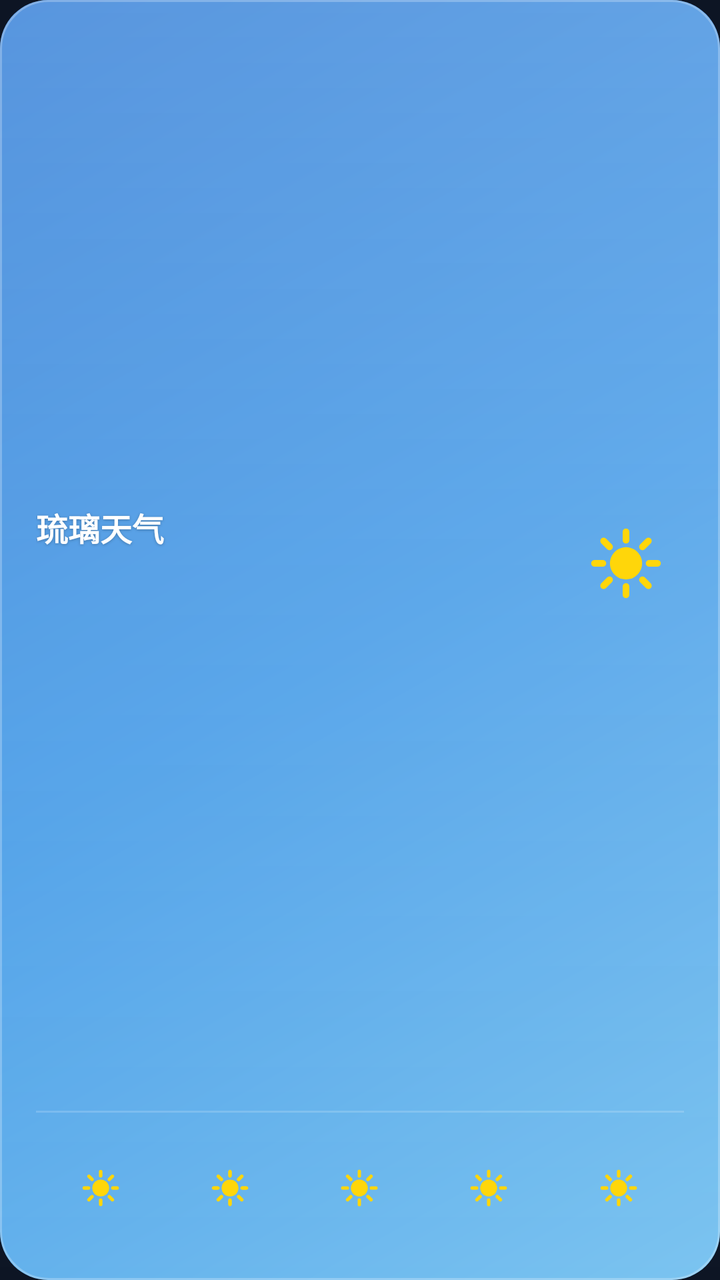
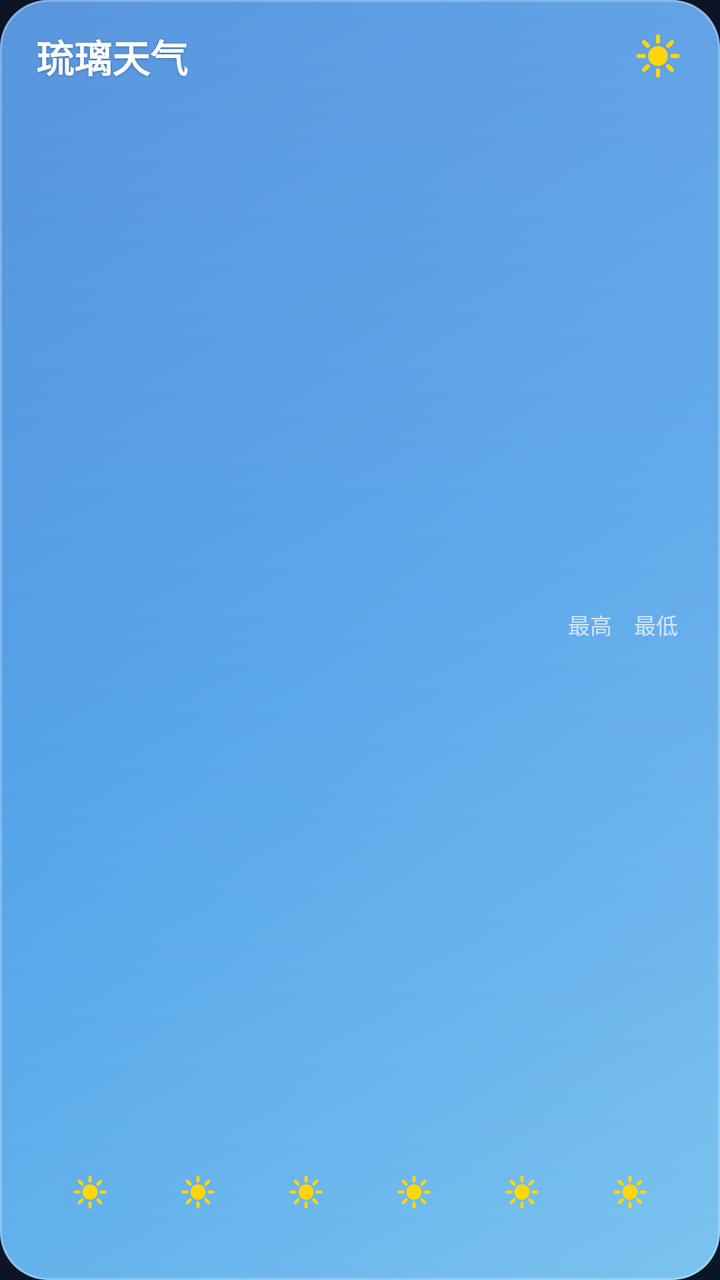

Two renders of the same Android screen: before a commit and after it. Below are the layout's source before the change and the commit's diff.
<!-- AndroidManifest.xml: application theme Theme.LiquidWeather -->
<!-- res/layout/widget_weather_wide.xml -->
<?xml version="1.0" encoding="utf-8"?>
<FrameLayout xmlns:android="http://schemas.android.com/apk/res/android"
    android:id="@+id/widget_root"
    android:layout_width="match_parent"
    android:layout_height="match_parent"
    android:background="@drawable/widget_bg_sunny"
    android:paddingStart="18dp"
    android:paddingTop="14dp"
    android:paddingEnd="18dp"
    android:paddingBottom="12dp">

    <LinearLayout
        android:layout_width="match_parent"
        android:layout_height="match_parent"
        android:orientation="vertical">

        
        <LinearLayout
            android:layout_width="match_parent"
            android:layout_height="0dp"
            android:layout_weight="1"
            android:orientation="horizontal">

            <LinearLayout
                android:layout_width="0dp"
                android:layout_height="match_parent"
                android:layout_weight="1"
                android:gravity="center_vertical"
                android:orientation="vertical">

                <TextView
                    android:id="@+id/widget_city"
                    android:layout_width="match_parent"
                    android:layout_height="wrap_content"
                    android:ellipsize="end"
                    android:maxLines="1"
                    android:shadowColor="#40000000"
                    android:shadowDx="0"
                    android:shadowDy="1"
                    android:shadowRadius="3"
                    android:text="@string/app_name"
                    android:textColor="#FFFFFFFF"
                    android:textSize="16sp"
                    android:textStyle="bold" />

                <TextView
                    android:id="@+id/widget_condition"
                    android:layout_width="match_parent"
                    android:layout_height="wrap_content"
                    android:layout_marginTop="1dp"
                    android:alpha="0.88"
                    android:ellipsize="end"
                    android:maxLines="1"
                    android:textColor="#FFFFFFFF"
                    android:textSize="13sp" />

                <TextView
                    android:id="@+id/widget_range"
                    android:layout_width="match_parent"
                    android:layout_height="wrap_content"
                    android:layout_marginTop="1dp"
                    android:alpha="0.7"
                    android:ellipsize="end"
                    android:maxLines="1"
                    android:textColor="#FFFFFFFF"
                    android:textSize="12sp" />
            </LinearLayout>

            <LinearLayout
                android:layout_width="wrap_content"
                android:layout_height="match_parent"
                android:gravity="center_vertical|end"
                android:orientation="horizontal">

                <ImageView
                    android:id="@+id/widget_icon"
                    android:layout_width="42dp"
                    android:layout_height="42dp"
                    android:layout_marginEnd="8dp"
                    android:contentDescription="@null"
                    android:src="@drawable/ic_w_sunny" />

                <TextView
                    android:id="@+id/widget_temp"
                    android:layout_width="wrap_content"
                    android:layout_height="wrap_content"
                    android:fontFamily="sans-serif-light"
                    android:shadowColor="#40000000"
                    android:shadowDx="0"
                    android:shadowDy="1"
                    android:shadowRadius="4"
                    android:textColor="#FFFFFFFF"
                    android:textSize="46sp" />
            </LinearLayout>
        </LinearLayout>

        
        <ImageView
            android:layout_width="match_parent"
            android:layout_height="1dp"
            android:layout_marginTop="6dp"
            android:layout_marginBottom="8dp"
            android:background="#2BFFFFFF"
            android:contentDescription="@null" />

        
        <LinearLayout
            android:layout_width="match_parent"
            android:layout_height="wrap_content"
            android:orientation="horizontal">

            <LinearLayout
                android:id="@+id/hour_1"
                android:layout_width="0dp"
                android:layout_height="wrap_content"
                android:layout_weight="1"
                android:gravity="center_horizontal"
                android:orientation="vertical">

                <TextView
                    android:id="@+id/hour_1_time"
                    android:layout_width="wrap_content"
                    android:layout_height="wrap_content"
                    android:alpha="0.75"
                    android:textColor="#FFFFFFFF"
                    android:textSize="11sp" />

                <ImageView
                    android:id="@+id/hour_1_icon"
                    android:layout_width="22dp"
                    android:layout_height="22dp"
                    android:layout_marginTop="4dp"
                    android:contentDescription="@null"
                    android:src="@drawable/ic_w_sunny" />

                <TextView
                    android:id="@+id/hour_1_temp"
                    android:layout_width="wrap_content"
                    android:layout_height="wrap_content"
                    android:layout_marginTop="4dp"
                    android:textColor="#FFFFFFFF"
                    android:textSize="14sp"
                    android:textStyle="bold" />
            </LinearLayout>

            <LinearLayout
                android:id="@+id/hour_2"
                android:layout_width="0dp"
                android:layout_height="wrap_content"
                android:layout_weight="1"
                android:gravity="center_horizontal"
                android:orientation="vertical">

                <TextView
                    android:id="@+id/hour_2_time"
                    android:layout_width="wrap_content"
                    android:layout_height="wrap_content"
                    android:alpha="0.75"
                    android:textColor="#FFFFFFFF"
                    android:textSize="11sp" />

                <ImageView
                    android:id="@+id/hour_2_icon"
                    android:layout_width="22dp"
                    android:layout_height="22dp"
                    android:layout_marginTop="4dp"
                    android:contentDescription="@null"
                    android:src="@drawable/ic_w_sunny" />

                <TextView
                    android:id="@+id/hour_2_temp"
                    android:layout_width="wrap_content"
                    android:layout_height="wrap_content"
                    android:layout_marginTop="4dp"
                    android:textColor="#FFFFFFFF"
                    android:textSize="14sp"
                    android:textStyle="bold" />
            </LinearLayout>

            <LinearLayout
                android:id="@+id/hour_3"
                android:layout_width="0dp"
                android:layout_height="wrap_content"
                android:layout_weight="1"
                android:gravity="center_horizontal"
                android:orientation="vertical">

                <TextView
                    android:id="@+id/hour_3_time"
                    android:layout_width="wrap_content"
                    android:layout_height="wrap_content"
                    android:alpha="0.75"
                    android:textColor="#FFFFFFFF"
                    android:textSize="11sp" />

                <ImageView
                    android:id="@+id/hour_3_icon"
                    android:layout_width="22dp"
                    android:layout_height="22dp"
                    android:layout_marginTop="4dp"
                    android:contentDescription="@null"
                    android:src="@drawable/ic_w_sunny" />

                <TextView
                    android:id="@+id/hour_3_temp"
                    android:layout_width="wrap_content"
                    android:layout_height="wrap_content"
                    android:layout_marginTop="4dp"
                    android:textColor="#FFFFFFFF"
                    android:textSize="14sp"
                    android:textStyle="bold" />
            </LinearLayout>

            <LinearLayout
                android:id="@+id/hour_4"
                android:layout_width="0dp"
                android:layout_height="wrap_content"
                android:layout_weight="1"
                android:gravity="center_horizontal"
                android:orientation="vertical">

                <TextView
                    android:id="@+id/hour_4_time"
                    android:layout_width="wrap_content"
                    android:layout_height="wrap_content"
                    android:alpha="0.75"
                    android:textColor="#FFFFFFFF"
                    android:textSize="11sp" />

                <ImageView
                    android:id="@+id/hour_4_icon"
                    android:layout_width="22dp"
                    android:layout_height="22dp"
                    android:layout_marginTop="4dp"
                    android:contentDescription="@null"
                    android:src="@drawable/ic_w_sunny" />

                <TextView
                    android:id="@+id/hour_4_temp"
                    android:layout_width="wrap_content"
                    android:layout_height="wrap_content"
                    android:layout_marginTop="4dp"
                    android:textColor="#FFFFFFFF"
                    android:textSize="14sp"
                    android:textStyle="bold" />
            </LinearLayout>

            <LinearLayout
                android:id="@+id/hour_5"
                android:layout_width="0dp"
                android:layout_height="wrap_content"
                android:layout_weight="1"
                android:gravity="center_horizontal"
                android:orientation="vertical">

                <TextView
                    android:id="@+id/hour_5_time"
                    android:layout_width="wrap_content"
                    android:layout_height="wrap_content"
                    android:alpha="0.75"
                    android:textColor="#FFFFFFFF"
                    android:textSize="11sp" />

                <ImageView
                    android:id="@+id/hour_5_icon"
                    android:layout_width="22dp"
                    android:layout_height="22dp"
                    android:layout_marginTop="4dp"
                    android:contentDescription="@null"
                    android:src="@drawable/ic_w_sunny" />

                <TextView
                    android:id="@+id/hour_5_temp"
                    android:layout_width="wrap_content"
                    android:layout_height="wrap_content"
                    android:layout_marginTop="4dp"
                    android:textColor="#FFFFFFFF"
                    android:textSize="14sp"
                    android:textStyle="bold" />
            </LinearLayout>
        </LinearLayout>
    </LinearLayout>
</FrameLayout>
<!-- resources referenced by this layout -->
<resources>
  <!-- drawable ic_w_sunny (drawable) -->
  <?xml version="1.0" encoding="utf-8"?>
  <vector xmlns:android="http://schemas.android.com/apk/res/android"
      android:width="24dp"
      android:height="24dp"
      android:viewportWidth="24"
      android:viewportHeight="24">
      
      <path
          android:fillColor="#FFD60A"
          android:pathData="M12,7.4a4.6,4.6 0 1,0 0.01,0z" />
      <path
          android:strokeColor="#FFD60A"
          android:strokeWidth="1.9"
          android:strokeLineCap="round"
          android:pathData="M12,5.4V3M12,18.6V21M5.4,12H3M18.6,12H21M16.7,7.3L18.4,5.6M5.6,5.6L7.3,7.3M16.7,16.7L18.4,18.4M5.6,18.4L7.3,16.7" />
  </vector>
  <!-- drawable widget_bg_sunny (drawable) -->
  <?xml version="1.0" encoding="utf-8"?>
  <layer-list xmlns:android="http://schemas.android.com/apk/res/android">
      <item>
          <shape>
              <corners android:radius="24dp" />
              <gradient
                  android:angle="315"
                  android:startColor="#FF2E7BD6"
                  android:centerColor="#FF4A9EE8"
                  android:endColor="#FF7BC4F0" />
          </shape>
      </item>
      
      <item android:gravity="top">
          <shape>
              <corners
                  android:topLeftRadius="24dp"
                  android:topRightRadius="24dp" />
              <gradient
                  android:angle="270"
                  android:startColor="#33FFFFFF"
                  android:endColor="#00FFFFFF" />
          </shape>
      </item>
      <item>
          <shape>
              <corners android:radius="24dp" />
              <stroke
                  android:width="1dp"
                  android:color="#40FFFFFF" />
          </shape>
      </item>
  </layer-list>
  <string name="app_name">琉璃天气</string>
  <style name="Theme.LiquidWeather" parent="Theme.Material3.DayNight.NoActionBar">
          <item name="android:statusBarColor">@android:color/transparent</item>
          <item name="android:navigationBarColor">@android:color/transparent</item>
          <item name="android:windowLightStatusBar">false</item>
          <item name="android:windowBackground">@color/window_bg</item>
      </style>
  <color name="window_bg">#0D1524</color>
</resources>

<!-- the commit's change to res/layout/widget_weather_wide.xml (unified diff, before → after) -->
@@ -7,106 +7,140 @@
     android:paddingStart="18dp"
     android:paddingTop="14dp"
     android:paddingEnd="18dp"
-    android:paddingBottom="12dp">
+    android:paddingBottom="10dp">
 
     <LinearLayout
         android:layout_width="match_parent"
         android:layout_height="match_parent"
         android:orientation="vertical">
+
+        
+        <LinearLayout
+            android:layout_width="match_parent"
+            android:layout_height="wrap_content"
+            android:gravity="center_vertical"
+            android:orientation="horizontal">
+
+            <TextView
+                android:id="@+id/widget_city"
+                android:layout_width="wrap_content"
+                android:layout_height="wrap_content"
+                android:ellipsize="end"
+                android:maxLines="1"
+                android:shadowColor="#40000000"
+                android:shadowDx="0"
+                android:shadowDy="1"
+                android:shadowRadius="3"
+                android:text="@string/app_name"
+                android:textColor="#FFFFFFFF"
+                android:textSize="19sp"
+                android:textStyle="bold" />
+
+            <ImageView
+                android:id="@+id/widget_location_arrow"
+                android:layout_width="12dp"
+                android:layout_height="12dp"
+                android:layout_marginStart="5dp"
+                android:contentDescription="@null"
+                android:src="@drawable/ic_location_arrow"
+                android:visibility="gone" />
+
+            <TextView android:layout_width="0dp" android:layout_height="1dp" android:layout_weight="1" />
+
+            <ImageView
+                android:id="@+id/widget_icon"
+                android:layout_width="26dp"
+                android:layout_height="26dp"
+                android:contentDescription="@null"
+                android:src="@drawable/ic_w_sunny" />
+        </LinearLayout>
 
         
         <LinearLayout
             android:layout_width="match_parent"
             android:layout_height="0dp"
             android:layout_weight="1"
+            android:gravity="center_vertical"
             android:orientation="horizontal">
 
-            <LinearLayout
-                android:layout_width="0dp"
-                android:layout_height="match_parent"
-                android:layout_weight="1"
-                android:gravity="center_vertical"
-                android:orientation="vertical">
-
-                <TextView
-                    android:id="@+id/widget_city"
-                    android:layout_width="match_parent"
-                    android:layout_height="wrap_content"
+            <TextView
+                android:id="@+id/widget_temp"
+                android:layout_width="wrap_content"
+                android:layout_height="wrap_content"
+                android:fontFamily="sans-serif-light"
+                android:shadowColor="#40000000"
+                android:shadowDx="0"
+                android:shadowDy="1"
+                android:shadowRadius="4"
+                android:textColor="#FFFFFFFF"
+                android:textSize="52sp" />
+
+            <TextView android:layout_width="0dp" android:layout_height="1dp" android:layout_weight="1" />
+
+            <LinearLayout
+                android:layout_width="wrap_content"
+                android:layout_height="wrap_content"
+                android:gravity="end"
+                android:orientation="vertical">
+
+                <TextView
+                    android:id="@+id/widget_condition"
+                    android:layout_width="wrap_content"
+                    android:layout_height="wrap_content"
+                    android:alpha="0.92"
                     android:ellipsize="end"
                     android:maxLines="1"
-                    android:shadowColor="#40000000"
-                    android:shadowDx="0"
-                    android:shadowDy="1"
-                    android:shadowRadius="3"
-                    android:text="@string/app_name"
-                    android:textColor="#FFFFFFFF"
-                    android:textSize="16sp"
-                    android:textStyle="bold" />
-
-                <TextView
-                    android:id="@+id/widget_condition"
-                    android:layout_width="match_parent"
-                    android:layout_height="wrap_content"
-                    android:layout_marginTop="1dp"
-                    android:alpha="0.88"
-                    android:ellipsize="end"
-                    android:maxLines="1"
-                    android:textColor="#FFFFFFFF"
-                    android:textSize="13sp" />
-
-                <TextView
-                    android:id="@+id/widget_range"
-                    android:layout_width="match_parent"
-                    android:layout_height="wrap_content"
-                    android:layout_marginTop="1dp"
-                    android:alpha="0.7"
-                    android:ellipsize="end"
-                    android:maxLines="1"
-                    android:textColor="#FFFFFFFF"
-                    android:textSize="12sp" />
-            </LinearLayout>
-
-            <LinearLayout
-                android:layout_width="wrap_content"
-                android:layout_height="match_parent"
-                android:gravity="center_vertical|end"
-                android:orientation="horizontal">
-
-                <ImageView
-                    android:id="@+id/widget_icon"
-                    android:layout_width="42dp"
-                    android:layout_height="42dp"
-                    android:layout_marginEnd="8dp"
-                    android:contentDescription="@null"
-                    android:src="@drawable/ic_w_sunny" />
-
-                <TextView
-                    android:id="@+id/widget_temp"
-                    android:layout_width="wrap_content"
-                    android:layout_height="wrap_content"
-                    android:fontFamily="sans-serif-light"
-                    android:shadowColor="#40000000"
-                    android:shadowDx="0"
-                    android:shadowDy="1"
-                    android:shadowRadius="4"
-                    android:textColor="#FFFFFFFF"
-                    android:textSize="46sp" />
+                    android:textColor="#FFFFFFFF"
+                    android:textSize="14sp" />
+
+                <LinearLayout
+                    android:layout_width="wrap_content"
+                    android:layout_height="wrap_content"
+                    android:layout_marginTop="3dp"
+                    android:gravity="center_vertical"
+                    android:orientation="horizontal">
+
+                    <TextView
+                        android:layout_width="wrap_content"
+                        android:layout_height="wrap_content"
+                        android:alpha="0.7"
+                        android:text="@string/widget_high_label"
+                        android:textColor="#FFFFFFFF"
+                        android:textSize="11sp" />
+
+                    <TextView
+                        android:id="@+id/widget_high"
+                        android:layout_width="wrap_content"
+                        android:layout_height="wrap_content"
+                        android:layout_marginStart="3dp"
+                        android:textColor="#FFFFFFFF"
+                        android:textSize="16sp" />
+
+                    <TextView
+                        android:layout_width="wrap_content"
+                        android:layout_height="wrap_content"
+                        android:layout_marginStart="8dp"
+                        android:alpha="0.7"
+                        android:text="@string/widget_low_label"
+                        android:textColor="#FFFFFFFF"
+                        android:textSize="11sp" />
+
+                    <TextView
+                        android:id="@+id/widget_low"
+                        android:layout_width="wrap_content"
+                        android:layout_height="wrap_content"
+                        android:layout_marginStart="3dp"
+                        android:textColor="#FFFFFFFF"
+                        android:textSize="16sp" />
+                </LinearLayout>
             </LinearLayout>
         </LinearLayout>
-
-        
-        <ImageView
-            android:layout_width="match_parent"
-            android:layout_height="1dp"
-            android:layout_marginTop="6dp"
-            android:layout_marginBottom="8dp"
-            android:background="#2BFFFFFF"
-            android:contentDescription="@null" />
 
         
         <LinearLayout
             android:layout_width="match_parent"
             android:layout_height="wrap_content"
+            android:layout_marginTop="6dp"
             android:orientation="horizontal">
 
             <LinearLayout
@@ -121,15 +155,15 @@
                     android:id="@+id/hour_1_time"
                     android:layout_width="wrap_content"
                     android:layout_height="wrap_content"
-                    android:alpha="0.75"
+                    android:alpha="0.82"
                     android:textColor="#FFFFFFFF"
                     android:textSize="11sp" />
 
                 <ImageView
                     android:id="@+id/hour_1_icon"
-                    android:layout_width="22dp"
-                    android:layout_height="22dp"
-                    android:layout_marginTop="4dp"
+                    android:layout_width="20dp"
+                    android:layout_height="20dp"
+                    android:layout_marginTop="5dp"
                     android:contentDescription="@null"
                     android:src="@drawable/ic_w_sunny" />
 
@@ -137,10 +171,9 @@
                     android:id="@+id/hour_1_temp"
                     android:layout_width="wrap_content"
                     android:layout_height="wrap_content"
-                    android:layout_marginTop="4dp"
-                    android:textColor="#FFFFFFFF"
-                    android:textSize="14sp"
-                    android:textStyle="bold" />
+                    android:layout_marginTop="5dp"
+                    android:textColor="#FFFFFFFF"
+                    android:textSize="14sp" />
             </LinearLayout>
 
             <LinearLayout
@@ -155,15 +188,15 @@
                     android:id="@+id/hour_2_time"
                     android:layout_width="wrap_content"
                     android:layout_height="wrap_content"
-                    android:alpha="0.75"
+                    android:alpha="0.82"
                     android:textColor="#FFFFFFFF"
                     android:textSize="11sp" />
 
                 <ImageView
                     android:id="@+id/hour_2_icon"
-                    android:layout_width="22dp"
-                    android:layout_height="22dp"
-                    android:layout_marginTop="4dp"
+                    android:layout_width="20dp"
+                    android:layout_height="20dp"
+                    android:layout_marginTop="5dp"
                     android:contentDescription="@null"
                     android:src="@drawable/ic_w_sunny" />
 
@@ -171,10 +204,9 @@
                     android:id="@+id/hour_2_temp"
                     android:layout_width="wrap_content"
                     android:layout_height="wrap_content"
-                    android:layout_marginTop="4dp"
-                    android:textColor="#FFFFFFFF"
-                    android:textSize="14sp"
-                    android:textStyle="bold" />
+                    android:layout_marginTop="5dp"
+                    android:textColor="#FFFFFFFF"
+                    android:textSize="14sp" />
             </LinearLayout>
 
             <LinearLayout
@@ -189,15 +221,15 @@
                     android:id="@+id/hour_3_time"
                     android:layout_width="wrap_content"
                     android:layout_height="wrap_content"
-                    android:alpha="0.75"
+                    android:alpha="0.82"
                     android:textColor="#FFFFFFFF"
                     android:textSize="11sp" />
 
                 <ImageView
                     android:id="@+id/hour_3_icon"
-                    android:layout_width="22dp"
-                    android:layout_height="22dp"
-                    android:layout_marginTop="4dp"
+                    android:layout_width="20dp"
+                    android:layout_height="20dp"
+                    android:layout_marginTop="5dp"
                     android:contentDescription="@null"
                     android:src="@drawable/ic_w_sunny" />
 
@@ -205,10 +237,9 @@
                     android:id="@+id/hour_3_temp"
                     android:layout_width="wrap_content"
                     android:layout_height="wrap_content"
-                    android:layout_marginTop="4dp"
-                    android:textColor="#FFFFFFFF"
-                    android:textSize="14sp"
-                    android:textStyle="bold" />
+                    android:layout_marginTop="5dp"
+                    android:textColor="#FFFFFFFF"
+                    android:textSize="14sp" />
             </LinearLayout>
 
             <LinearLayout
@@ -223,15 +254,15 @@
                     android:id="@+id/hour_4_time"
                     android:layout_width="wrap_content"
                     android:layout_height="wrap_content"
-                    android:alpha="0.75"
+                    android:alpha="0.82"
                     android:textColor="#FFFFFFFF"
                     android:textSize="11sp" />
 
                 <ImageView
                     android:id="@+id/hour_4_icon"
-                    android:layout_width="22dp"
-                    android:layout_height="22dp"
-                    android:layout_marginTop="4dp"
+                    android:layout_width="20dp"
+                    android:layout_height="20dp"
+                    android:layout_marginTop="5dp"
                     android:contentDescription="@null"
                     android:src="@drawable/ic_w_sunny" />
 
@@ -239,10 +270,9 @@
                     android:id="@+id/hour_4_temp"
                     android:layout_width="wrap_content"
                     android:layout_height="wrap_content"
-                    android:layout_marginTop="4dp"
-                    android:textColor="#FFFFFFFF"
-                    android:textSize="14sp"
-                    android:textStyle="bold" />
+                    android:layout_marginTop="5dp"
+                    android:textColor="#FFFFFFFF"
+                    android:textSize="14sp" />
             </LinearLayout>
 
             <LinearLayout
@@ -257,15 +287,15 @@
                     android:id="@+id/hour_5_time"
                     android:layout_width="wrap_content"
                     android:layout_height="wrap_content"
-                    android:alpha="0.75"
+                    android:alpha="0.82"
                     android:textColor="#FFFFFFFF"
                     android:textSize="11sp" />
 
                 <ImageView
                     android:id="@+id/hour_5_icon"
-                    android:layout_width="22dp"
-                    android:layout_height="22dp"
-                    android:layout_marginTop="4dp"
+                    android:layout_width="20dp"
+                    android:layout_height="20dp"
+                    android:layout_marginTop="5dp"
                     android:contentDescription="@null"
                     android:src="@drawable/ic_w_sunny" />
 
@@ -273,10 +303,42 @@
                     android:id="@+id/hour_5_temp"
                     android:layout_width="wrap_content"
                     android:layout_height="wrap_content"
-                    android:layout_marginTop="4dp"
-                    android:textColor="#FFFFFFFF"
-                    android:textSize="14sp"
-                    android:textStyle="bold" />
+                    android:layout_marginTop="5dp"
+                    android:textColor="#FFFFFFFF"
+                    android:textSize="14sp" />
+            </LinearLayout>
+
+            <LinearLayout
+                android:id="@+id/hour_6"
+                android:layout_width="0dp"
+                android:layout_height="wrap_content"
+                android:layout_weight="1"
+                android:gravity="center_horizontal"
+                android:orientation="vertical">
+
+                <TextView
+                    android:id="@+id/hour_6_time"
+                    android:layout_width="wrap_content"
+                    android:layout_height="wrap_content"
+                    android:alpha="0.82"
+                    android:textColor="#FFFFFFFF"
+                    android:textSize="11sp" />
+
+                <ImageView
+                    android:id="@+id/hour_6_icon"
+                    android:layout_width="20dp"
+                    android:layout_height="20dp"
+                    android:layout_marginTop="5dp"
+                    android:contentDescription="@null"
+                    android:src="@drawable/ic_w_sunny" />
+
+                <TextView
+                    android:id="@+id/hour_6_temp"
+                    android:layout_width="wrap_content"
+                    android:layout_height="wrap_content"
+                    android:layout_marginTop="5dp"
+                    android:textColor="#FFFFFFFF"
+                    android:textSize="14sp" />
             </LinearLayout>
         </LinearLayout>
     </LinearLayout>
<!-- resource entries referenced after the edit -->
@@ -1,5 +1,20 @@
 <!-- resources referenced by this layout -->
 <resources>
+  <!-- drawable ic_location_arrow (drawable) -->
+  <?xml version="1.0" encoding="utf-8"?>
+  <vector xmlns:android="http://schemas.android.com/apk/res/android"
+      android:width="24dp"
+      android:height="24dp"
+      android:viewportWidth="24"
+      android:viewportHeight="24">
+      
+      <path
+          android:strokeColor="#FFFFFF"
+          android:strokeWidth="2.6"
+          android:strokeLineCap="round"
+          android:strokeLineJoin="round"
+          android:pathData="M5,19 L18,6 M18,6 L9.5,6 M18,6 L18,14.5" />
+  </vector>
   <!-- drawable ic_w_sunny (drawable) -->
   <?xml version="1.0" encoding="utf-8"?>
   <vector xmlns:android="http://schemas.android.com/apk/res/android"
@@ -52,6 +67,8 @@
       </item>
   </layer-list>
   <string name="app_name">琉璃天气</string>
+  <string name="widget_high_label">最高</string>
+  <string name="widget_low_label">最低</string>
   <style name="Theme.LiquidWeather" parent="Theme.Material3.DayNight.NoActionBar">
           <item name="android:statusBarColor">@android:color/transparent</item>
           <item name="android:navigationBarColor">@android:color/transparent</item>
